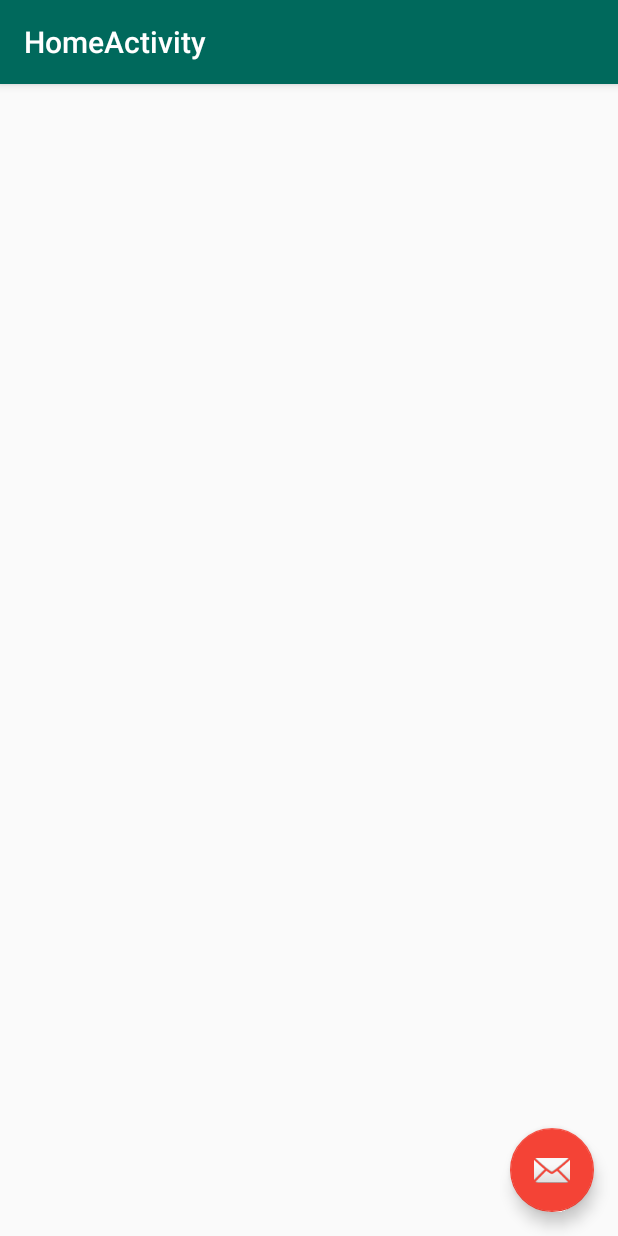
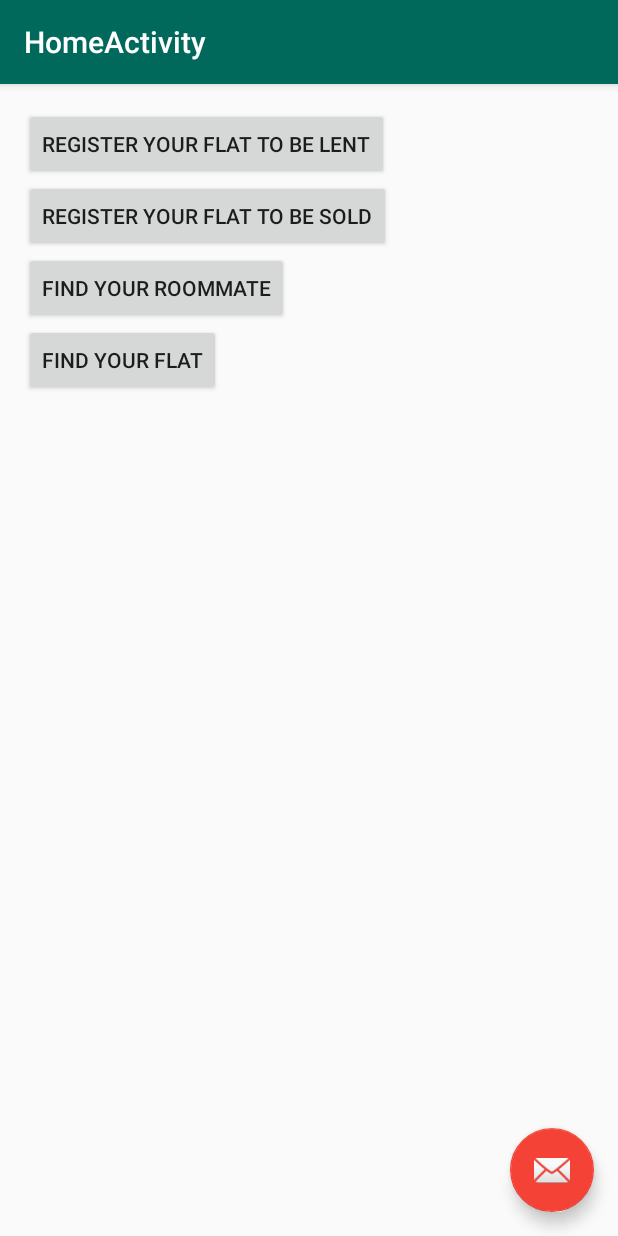
Before and after one commit to Anushi-Singh/BrowseMateApp, an Android app: the screen it shows after launch once a user with an empty profile is signed in (HomeActivity), on a phone screen of 412 x 824 dp. Run offline under Robolectric (Android 15) with nearby library versions, the phone set to English and light mode, and no system bars; our stand-ins replace Firebase (no records; nobody signed in at launch, a user with empty details on screens opened directly); Roboto replaces fonts that are not available here.

```diff
--- a/app/build.gradle
+++ b/app/build.gradle
@@ -28,5 +28,6 @@ dependencies {
     compile 'com.google.firebase:firebase-auth:9.4.0'
     compile 'com.google.android.gms:play-services:9.4.0'
     compile 'com.google.android.gms:play-services-auth:9.4.0'
+    compile 'com.google.firebase:firebase-database:9.4.0'
 }
 apply plugin: 'com.google.gms.google-services'
--- a/app/src/main/java/com/mootarca/browsemate/browsemate/HomeActivity.java
+++ b/app/src/main/java/com/mootarca/browsemate/browsemate/HomeActivity.java
@@ -8,6 +8,7 @@ import android.support.design.widget.Snackbar;
 import android.support.v7.app.AppCompatActivity;
 import android.support.v7.widget.Toolbar;
 import android.view.View;
+import android.widget.Button;
 
 import com.google.android.gms.auth.api.Auth;
 import com.google.android.gms.auth.api.signin.GoogleSignInOptions;
@@ -18,11 +19,16 @@ import com.google.firebase.auth.FirebaseAuth;
 public class HomeActivity extends AppCompatActivity implements GoogleApiClient.OnConnectionFailedListener {
     FirebaseAuth fa;
     GoogleApiClient gac;
+    Button b2,b3,b4,b5;
 
     @Override
     protected void onCreate(Bundle savedInstanceState) {
         super.onCreate(savedInstanceState);
         setContentView(R.layout.activity_home);
+        b2=(Button)findViewById(R.id.button2);
+        b3=(Button)findViewById(R.id.button3);
+        b4=(Button)findViewById(R.id.button4);
+        b5=(Button)findViewById(R.id.button5);
         Toolbar toolbar = (Toolbar) findViewById(R.id.toolbar);
         setSupportActionBar(toolbar);
         fa=FirebaseAuth.getInstance();
@@ -47,4 +53,16 @@ public class HomeActivity extends AppCompatActivity implements GoogleApiClient.O
     public void onConnectionFailed(@NonNull ConnectionResult connectionResult) {
 
     }
+    public void findFlat(View v){
+        startActivity(new Intent(HomeActivity.this,FetchFlat.class));
+    }
+    public void regFlatSold(View v){
+        startActivity(new Intent(HomeActivity.this,AddSellingFlat.class));
+    }
+    public void regFlatLent(View v){
+        startActivity(new Intent(HomeActivity.this,AddFlat.class));
+    }
+    public void findRoommate(View v){
+        startActivity(new Intent(HomeActivity.this,FindRoommate.class));
+    }
 }
--- a/app/src/main/res/layout/content_home.xml
+++ b/app/src/main/res/layout/content_home.xml
@@ -12,4 +12,39 @@
     tools:context="com.mootarca.browsemate.browsemate.HomeActivity"
     tools:showIn="@layout/activity_home">
 
+    <Button
+        android:layout_width="wrap_content"
+        android:layout_height="wrap_content"
+        android:text="Register Your FLat to be Lent"
+        android:id="@+id/button2"
+        android:layout_alignParentTop="true"
+        android:layout_alignParentStart="true"
+        android:onClick="regFlatLent" />
+
+    <Button
+        android:layout_width="wrap_content"
+        android:layout_height="wrap_content"
+        android:text="Register your Flat to be Sold"
+        android:id="@+id/button3"
+        android:layout_below="@+id/button2"
+        android:layout_alignParentStart="true"
+        android:onClick="regFlatSold" />
+
+    <Button
+        android:layout_width="wrap_content"
+        android:layout_height="wrap_content"
+        android:text="Find Your Roommate"
+        android:id="@+id/button4"
+        android:layout_below="@+id/button3"
+        android:layout_alignParentStart="true"
+        android:onClick="findRoommate" />
+
+    <Button
+        android:layout_width="wrap_content"
+        android:layout_height="wrap_content"
+        android:text="Find Your Flat"
+        android:id="@+id/button5"
+        android:layout_below="@+id/button4"
+        android:layout_alignParentStart="true"
+        android:onClick="findFlat" />
 </RelativeLayout>
```
Also changed, not shown: app/src/main/AndroidManifest.xml (+7 -2 lines), app/src/main/java/com/mootarca/browsemate/browsemate/AddFlat.java (added, +57 -0 lines), app/src/main/java/com/mootarca/browsemate/browsemate/AddSellingFlat.java (added, +13 -0 lines), app/src/main/java/com/mootarca/browsemate/browsemate/FetchFlat.java (added, +13 -0 lines), app/src/main/java/com/mootarca/browsemate/browsemate/FindRoommate.java (added, +13 -0 lines), app/src/main/res/layout/activity_add_flat.xml (added, +74 -0 lines), app/src/main/res/layout/activity_add_selling_flat.xml (added, +12 -0 lines), app/src/main/res/layout/activity_fetch_flat.xml (added, +12 -0 lines), app/src/main/res/layout/activity_find_roommate.xml (added, +12 -0 lines).
